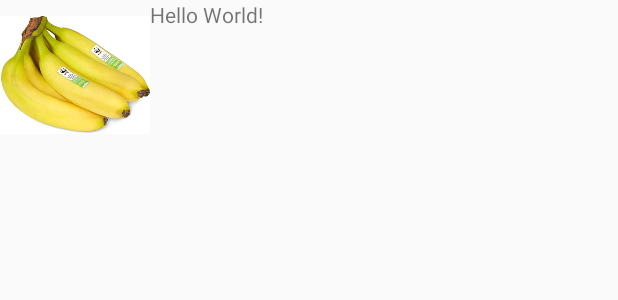
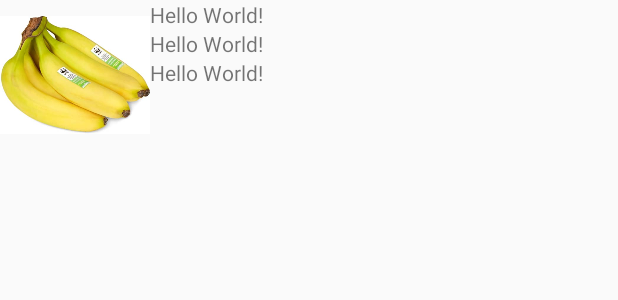
Before and after one commit to trapwired/ECO2.0, an Android app: the layout content_info_preview.xml on its own in the app's theme, with its tools: preview values and no code run, on a phone screen of 412 x 824 dp. Shown: the top 300 px of the screen. Run offline under Robolectric (Android 15) with nearby library versions, the phone set to English and light mode, and no system bars.

Commit message:
manny manny awesome changes

```diff
--- a/app/src/main/res/layout/child_items.xml
+++ b/app/src/main/res/layout/child_items.xml
@@ -22,7 +22,7 @@
     <ImageView
         android:id="@+id/map_image"
         android:layout_width="match_parent"
-        android:layout_height="100dp"
+        android:layout_height="200dp"
         android:layout_gravity="left"
         android:contentDescription="@string/img_product"
         android:src="@drawable/bananen"
--- a/app/src/main/res/layout/content_info_preview.xml
+++ b/app/src/main/res/layout/content_info_preview.xml
@@ -24,13 +24,28 @@
                 android:layout_gravity="left"
                 android:contentDescription="@string/img_product"
                 android:src="@drawable/bananen" />
+            <LinearLayout
+                android:layout_width="match_parent"
+                android:layout_height="match_parent"
+                android:orientation="vertical">
 
-            <TextView
-                android:id="@+id/product_description"
-                android:layout_width="wrap_content"
-                android:layout_height="wrap_content"
-                android:text="Hello World!" />
+                <TextView
+                    android:id="@+id/product_name"
+                    android:layout_width="wrap_content"
+                    android:layout_height="wrap_content"
+                    android:text="Hello World!" />
+                <TextView
+                    android:id="@+id/product_price"
+                    android:layout_width="wrap_content"
+                    android:layout_height="wrap_content"
+                    android:text="Hello World!" />
+                <TextView
+                    android:id="@+id/product_score"
+                    android:layout_width="wrap_content"
+                    android:layout_height="wrap_content"
+                    android:text="Hello World!" />
 
+            </LinearLayout>
         </TableRow>
 
         <RelativeLayout
--- a/app/src/main/res/layout/group_items.xml
+++ b/app/src/main/res/layout/group_items.xml
@@ -8,8 +8,9 @@
         android:id="@+id/heading"
         android:layout_width="wrap_content"
         android:layout_height="wrap_content"
-        android:paddingLeft="35sp"
+        android:paddingLeft="30sp"
         android:textAppearance="?android:attr/textAppearanceLarge"
+        android:textSize="40sp"
         android:textStyle="bold" />
 
 </LinearLayout>
```
Also changed, not shown: app/src/main/AndroidManifest.xml (+7 -6 lines), app/src/main/java/ch/tamidosa/eco20/InfoPreviewActivity.java (+28 -3 lines).
